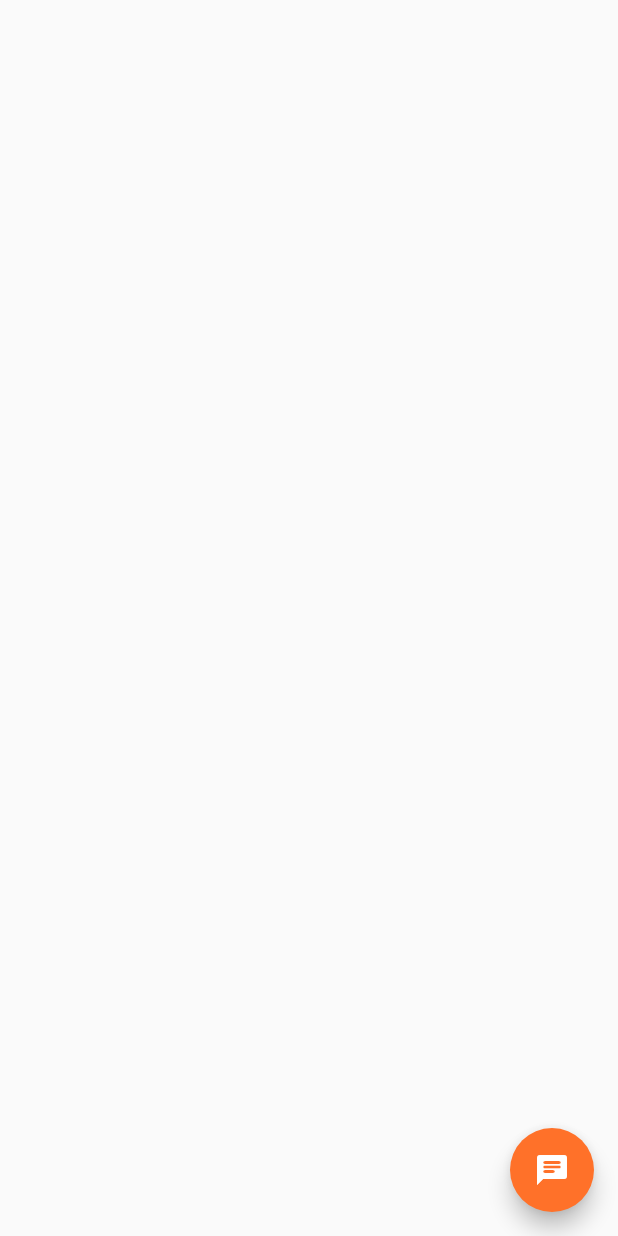
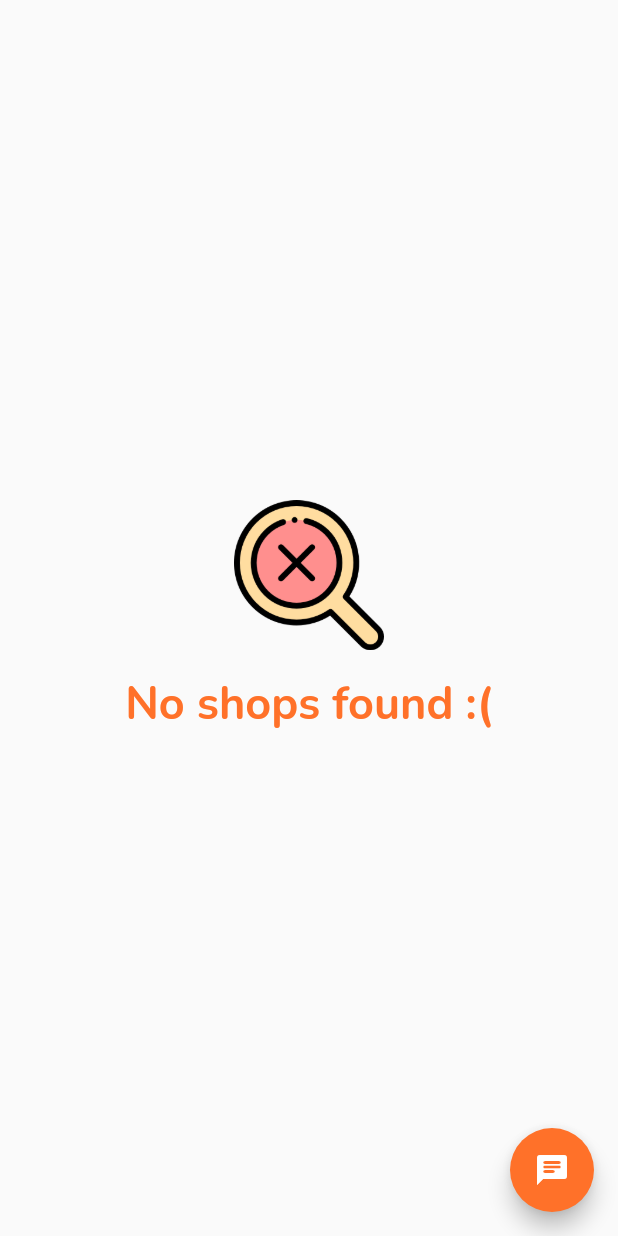
Before and after one commit to xybercommander/grocs_devfest_2.0, a Flutter app: the CustomerMainPage screen opened directly, on a phone screen of 412 x 824 dp. Run offline on Flutter 3.47's test engine with Material 2 defaults, Android fonts, the phone set to English and light mode, and no system bars; our stand-ins replace cached_network_image, cloud_firestore, firebase_auth, firebase_core, firebase_storage, flutter_switch and 6 more; missing offline and left inert: encrypt; accounts and stored records are empty; project files that could hold a hidden picture were left out.

Commit message:
fixed no shops found

```diff
--- a/lib/views/customer_main_page.dart
+++ b/lib/views/customer_main_page.dart
@@ -30,7 +30,7 @@ class _CustomerMainPageState extends State<CustomerMainPage> {
             );
           }
 
-          return ListView.builder(
+          return snapshot.data.docs.length > 0 ? ListView.builder(
             itemCount: snapshot.data.docs.length,
             itemBuilder: (context, index) {
               return Padding(
@@ -58,6 +58,24 @@ class _CustomerMainPageState extends State<CustomerMainPage> {
                 ),
               );
             },
+          ) : Container(
+            width: MediaQuery.of(context).size.width,
+            height: MediaQuery.of(context).size.height,
+            child: Column(
+              mainAxisAlignment: MainAxisAlignment.center,
+              children: [
+                Image.asset('assets/images/not-found.png', height: 100, width: 100,),
+                SizedBox(height: 16,),
+                Text(
+                  'No shops found :(',
+                  style: TextStyle(
+                    color: AppColors.lightTheme,
+                    fontFamily: 'Nunito-Bold',
+                    fontSize: 30
+                  ),
+                )
+              ],
+            )
           );
         }
       ),
```
Also changed, not shown: assets/images/empty.png (added), assets/images/not-found.png (added).
